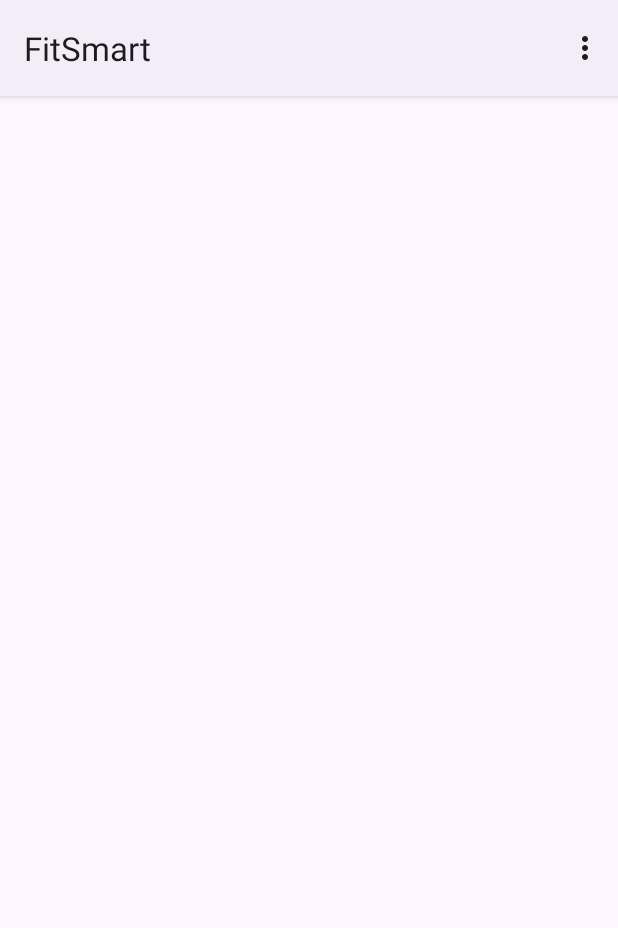
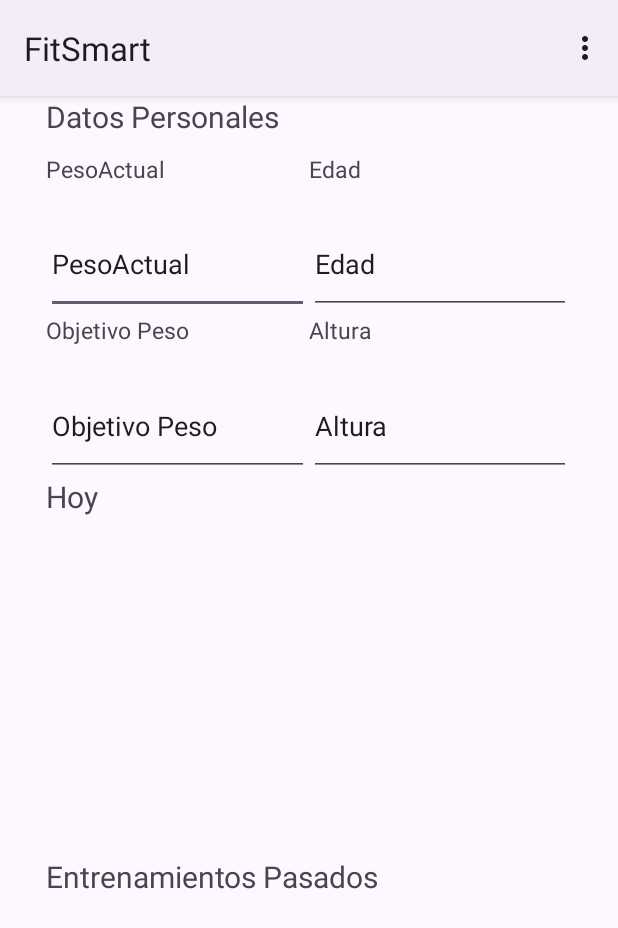
Before and after one commit to carlaAlvReg/FitSmart, an Android app built with Jetpack Compose: the screen it shows after launch (MainActivity), on a phone screen of 412 x 824 dp. Shown: the top 928 px of the screen. Run offline under Robolectric (Android 15) with nearby library versions, the phone set to English and light mode, and no system bars.

Commit message:
Pagina pricipal vista

```diff
--- a/app/src/main/AndroidManifest.xml
+++ b/app/src/main/AndroidManifest.xml
@@ -12,11 +12,7 @@
         android:supportsRtl="true"
         android:theme="@style/Theme.FitSmart"
         tools:targetApi="31">
-        <activity
-            android:name=".Principal"
-            android:exported="false"
-            android:label="@string/title_activity_principal"
-            android:theme="@style/Theme.FitSmart" />
+
         <activity
             android:name=".MainActivity"
             android:exported="true">
--- a/app/src/main/java/org/car/fitsmart/MainActivity.java
+++ b/app/src/main/java/org/car/fitsmart/MainActivity.java
@@ -24,8 +24,12 @@ public class MainActivity extends AppCompatActivity {
     {
         boolean toret = false;
         switch( menuItem.getItemId() ) {
-
-
+            case R.id.itemNE:
+                goNE();
+                break;
+            case R.id.itemNR:
+                goNR();
+                break;
         }
         return toret;
     }
--- a/app/src/main/res/layout/activity_main.xml
+++ b/app/src/main/res/layout/activity_main.xml
@@ -18,7 +18,119 @@
             android:layout_height="350dp"
             android:layout_gravity="center|center_horizontal|fill_vertical"
             android:layout_weight="1"
-            android:orientation="horizontal"></LinearLayout>
+            android:orientation="horizontal">
+
+            <LinearLayout
+                android:layout_width="match_parent"
+                android:layout_height="match_parent"
+                android:orientation="vertical">
+
+                <LinearLayout
+                    android:layout_width="match_parent"
+                    android:layout_height="75dp"
+                    android:layout_weight="1"
+                    android:orientation="horizontal">
+
+                    <TextView
+                        android:id="@+id/tvDatosPersonales"
+                        android:layout_width="315dp"
+                        android:layout_height="218dp"
+                        android:layout_weight="1"
+                        android:text="Datos Personales"
+                        android:textSize="20sp" />
+                </LinearLayout>
+
+                <LinearLayout
+                    android:layout_width="match_parent"
+                    android:layout_height="match_parent"
+                    android:layout_weight="1"
+                    android:orientation="horizontal">
+
+                    <LinearLayout
+                        android:layout_width="match_parent"
+                        android:layout_height="match_parent"
+                        android:layout_weight="1"
+                        android:orientation="vertical">
+
+                        <TextView
+                            android:id="@+id/textView5"
+                            android:layout_width="match_parent"
+                            android:layout_height="wrap_content"
+                            android:layout_weight="1"
+                            android:text="PesoActual"
+                            android:textSize="15sp" />
+
+                        <EditText
+                            android:id="@+id/etPesoActual"
+                            android:layout_width="match_parent"
+                            android:layout_height="wrap_content"
+                            android:layout_weight="1"
+                            android:ems="10"
+                            android:inputType="number"
+                            android:text="PesoActual" />
+
+                        <TextView
+                            android:id="@+id/textView6"
+                            android:layout_width="match_parent"
+                            android:layout_height="wrap_content"
+                            android:layout_weight="1"
+                            android:text="Objetivo Peso"
+                            android:textSize="15sp" />
+
+                        <EditText
+                            android:id="@+id/etObjetivoPeso"
+                            android:layout_width="match_parent"
+                            android:layout_height="wrap_content"
+                            android:layout_weight="1"
+                            android:ems="10"
+                            android:inputType="number"
+                            android:text="Objetivo Peso" />
+                    </LinearLayout>
+
+                    <LinearLayout
+                        android:layout_width="match_parent"
+                        android:layout_height="match_parent"
+                        android:layout_weight="1"
+                        android:orientation="vertical">
+
+                        <TextView
+                            android:id="@+id/textView7"
+                            android:layout_width="match_parent"
+                            android:layout_height="wrap_content"
+                            android:layout_weight="1"
+                            android:text="Edad"
+                            android:textSize="15sp" />
+
+                        <EditText
+                            android:id="@+id/etEdad"
+                            android:layout_width="match_parent"
+                            android:layout_height="wrap_content"
+                            android:layout_weight="1"
+                            android:ems="10"
+                            android:inputType="number"
+                            android:text="Edad" />
+
+                        <TextView
+                            android:id="@+id/textView8"
+                            android:layout_width="match_parent"
+                            android:layout_height="wrap_content"
+                            android:layout_weight="1"
+                            android:text="Altura"
+                            android:textSize="15sp" />
+
+                        <EditText
+                            android:id="@+id/etAltura"
+                            android:layout_width="match_parent"
+                            android:layout_height="wrap_content"
+                            android:layout_weight="1"
+                            android:ems="10"
+                            android:inputType="number"
+                            android:text="Altura" />
+                    </LinearLayout>
+
+                </LinearLayout>
+            </LinearLayout>
+        </LinearLayout>
 
         <LinearLayout
             android:id="@+id/lblEjercicio2"
@@ -26,7 +138,16 @@
             android:layout_height="350dp"
             android:layout_gravity="center|center_horizontal|center_vertical"
             android:layout_weight="1"
-            android:orientation="horizontal"></LinearLayout>
+            android:orientation="horizontal">
+
+            <TextView
+                android:id="@+id/tvHoy"
+                android:layout_width="wrap_content"
+                android:layout_height="wrap_content"
+                android:layout_weight="1"
+                android:text="Hoy"
+                android:textSize="20sp" />
+        </LinearLayout>
 
         <LinearLayout
             android:id="@+id/lblEjercicio3"
@@ -34,6 +155,15 @@
             android:layout_height="350dp"
             android:layout_gravity="center|center_horizontal|center_vertical"
             android:layout_weight="1"
-            android:orientation="horizontal"></LinearLayout>
+            android:orientation="horizontal">
+
+            <TextView
+                android:id="@+id/tvEntrenamientosPasados"
+                android:layout_width="wrap_content"
+                android:layout_height="wrap_content"
+                android:layout_weight="1"
+                android:text="Entrenamientos Pasados"
+                android:textSize="20sp" />
+        </LinearLayout>
     </LinearLayout>
 </RelativeLayout>
```
